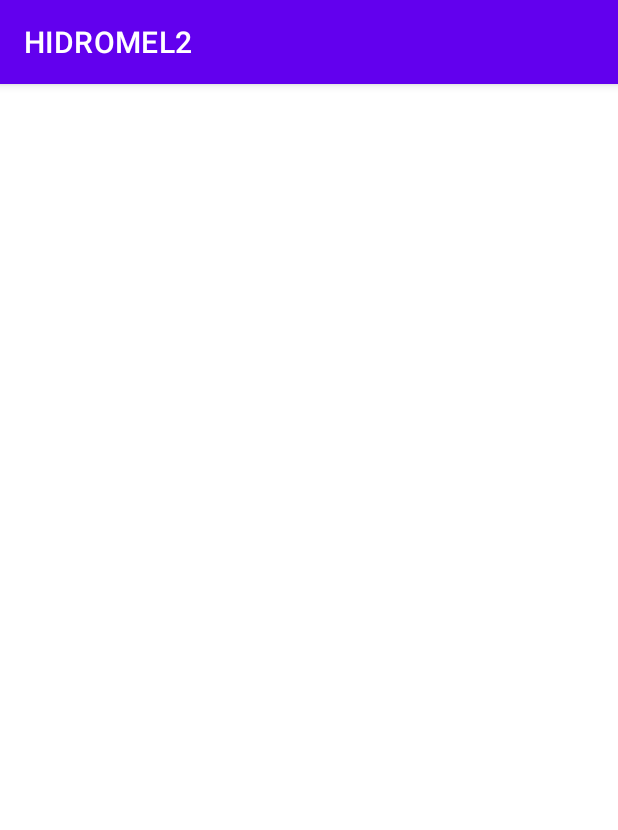
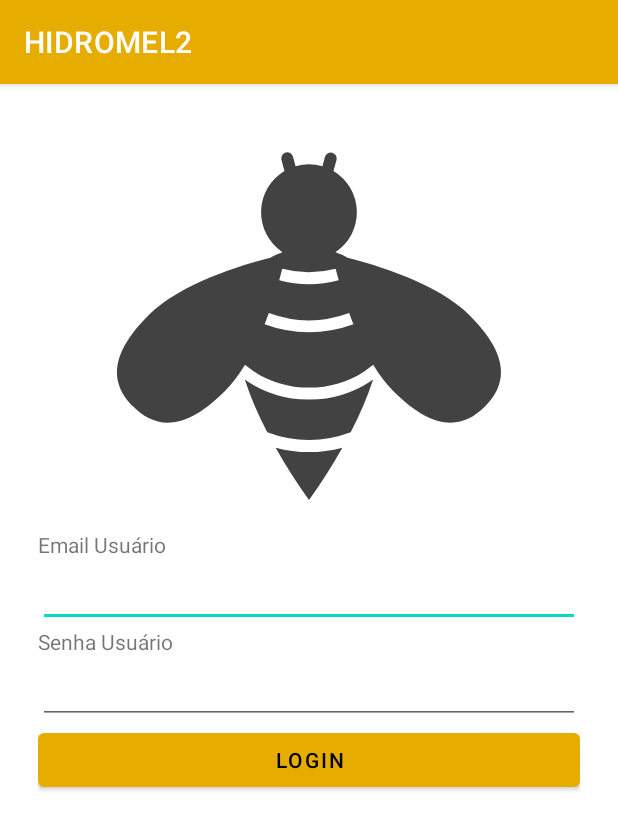
Before and after one commit to Edumarek123/Hidromel, an Android app: the screen it shows after launch (MainActivity), on a phone screen of 412 x 824 dp. Shown: the top 830 px of the screen. Run offline under Robolectric (Android 15) with nearby library versions, the light colour scheme and no system bars.

Commit message:
2 commit

```diff
--- /dev/null
+++ b/app/src/main/res/drawable/bee1.xml
@@ -0,0 +1,15 @@
+<vector xmlns:android="http://schemas.android.com/apk/res/android"
+    android:width="272dp"
+    android:height="272dp"
+    android:viewportWidth="272"
+    android:viewportHeight="272">
+  <path
+      android:pathData="M113.76,217.1A380,380 0,0 0,136 252a380,380 0,0 0,22.24 -34.9,86.13 86.13,0 0,1 -44.49,0Z"
+      android:fillColor="#424242"/>
+  <path
+      android:pathData="M136,185.06a73.27,73.27 0,0 1,-40.91 -12c-0.65,-0.44 -1.28,-0.89 -1.91,-1.35a226.59,226.59 0,0 0,15 35.17,77.62 77.62,0 0,0 55.58,0 226.59,226.59 0,0 0,15 -35.17c-0.63,0.46 -1.26,0.91 -1.91,1.35A73.27,73.27 0,0 1,136 185.06Z"
+      android:fillColor="#424242"/>
+  <path
+      android:pathData="M243,128.77c-21.09,-21.07 -62.13,-33.41 -81.24,-38.25a41.25,41.25 0,0 0,-8.11 -3.71,32 32,0 0,0 -1.32,-54.11L154.42,25A4,4 0,0 0,146.7 23l-1.75,6.51a32,32 0,0 0,-17.92 0L125.29,23A4,4 0,0 0,117.56 25l2.06,7.67a32,32 0,0 0,-1.31 54.1,41.24 41.24,0 0,0 -8.11,3.71C91.09,95.36 50.05,107.69 29,128.77c-28.07,28 -24.2,46.91 -10.16,60.93s32.92,17.89 61,-10.16a93.29,93.29 0,0 0,13.47 -17.67l4.65,3.39c0.55,0.4 1.1,0.8 1.67,1.18 10.15,6.85 23.08,10.62 36.43,10.62s26.28,-3.77 36.43,-10.62c0.56,-0.38 1.12,-0.78 1.67,-1.18l4.65,-3.39a93.29,93.29 0,0 0,13.47 17.67c28.07,28 47,24.18 61,10.16S271.11,156.81 243,128.77ZM155.81,105.58a78.45,78.45 0,0 1,-39.7 0c0.8,-2.86 1.48,-5.47 2.05,-7.75a69.84,69.84 0,0 0,35.6 0C154.37,100.1 155.05,102.71 155.85,105.57ZM136,140.1a84.94,84.94 0,0 1,-29.6 -5.29c1,-2.51 1.94,-5 2.82,-7.46a77.75,77.75 0,0 0,53.56 0c0.89,2.45 1.83,4.95 2.82,7.46A84.88,84.88 0,0 1,136 140.1Z"
+      android:fillColor="#424242"/>
+</vector>
--- a/app/src/main/res/layout/activity_main.xml
+++ b/app/src/main/res/layout/activity_main.xml
@@ -6,4 +6,54 @@
     android:layout_height="match_parent"
     tools:context=".MainActivity"
     tools:layout_editor_absoluteX="-3dp"
-    tools:layout_editor_absoluteY="76dp"/>
+    tools:layout_editor_absoluteY="76dp">
+
+    <LinearLayout
+        android:layout_width="match_parent"
+        android:layout_height="match_parent"
+        android:orientation="vertical"
+        android:padding="25dp"
+        tools:layout_editor_absoluteX="-16dp"
+        tools:layout_editor_absoluteY="-35dp">
+
+        <ImageView
+            android:id="@+id/imageView2"
+            android:layout_width="match_parent"
+            android:layout_height="wrap_content"
+            app:srcCompat="@drawable/bee1" />
+
+        <TextView
+            android:id="@+id/textView"
+            android:layout_width="match_parent"
+            android:layout_height="wrap_content"
+            android:text="Email Usuário" />
+
+        <EditText
+            android:id="@+id/editTextTextEmailAddress"
+            android:layout_width="match_parent"
+            android:layout_height="wrap_content"
+            android:ems="10"
+            android:inputType="textEmailAddress"
+            tools:ignore="TouchTargetSizeCheck" />
+
+        <TextView
+            android:id="@+id/textView2"
+            android:layout_width="match_parent"
+            android:layout_height="wrap_content"
+            android:text="Senha Usuário" />
+
+        <EditText
+            android:id="@+id/editTextTextPassword"
+            android:layout_width="match_parent"
+            android:layout_height="wrap_content"
+            android:ems="10"
+            android:inputType="textPassword" />
+
+        <Button
+            android:id="@+id/button"
+            android:layout_width="match_parent"
+            android:layout_height="wrap_content"
+            android:text="LOGIN" />
+
+    </LinearLayout>
+</androidx.constraintlayout.widget.ConstraintLayout>
--- a/app/src/main/res/values-night/themes.xml
+++ b/app/src/main/res/values-night/themes.xml
@@ -2,15 +2,15 @@
     <!-- Base application theme. -->
     <style name="Theme.HIDROMEL2" parent="Theme.MaterialComponents.DayNight.DarkActionBar">
         <!-- Primary brand color. -->
-        <item name="colorPrimary">@color/purple_200</item>
-        <item name="colorPrimaryVariant">@color/purple_700</item>
+        <item name="colorPrimary">#E6AC00</item>
+        <item name="colorPrimaryVariant">#E6AC00</item>
         <item name="colorOnPrimary">@color/black</item>
         <!-- Secondary brand color. -->
         <item name="colorSecondary">@color/teal_200</item>
         <item name="colorSecondaryVariant">@color/teal_200</item>
         <item name="colorOnSecondary">@color/black</item>
         <!-- Status bar color. -->
-        <item name="android:statusBarColor" tools:targetApi="l">?attr/colorPrimaryVariant</item>
+        <item name="android:statusBarColor" tools:targetApi="l">@color/black</item>
         <!-- Customize your theme here. -->
     </style>
 </resources>
--- a/app/src/main/res/values/themes.xml
+++ b/app/src/main/res/values/themes.xml
@@ -2,15 +2,15 @@
     <!-- Base application theme. -->
     <style name="Theme.HIDROMEL2" parent="Theme.MaterialComponents.DayNight.DarkActionBar">
         <!-- Primary brand color. -->
-        <item name="colorPrimary">@color/purple_500</item>
-        <item name="colorPrimaryVariant">@color/purple_700</item>
-        <item name="colorOnPrimary">@color/white</item>
+        <item name="colorPrimary">#E6AC00</item>
+        <item name="colorPrimaryVariant">#E6AC00</item>
+        <item name="colorOnPrimary">@color/black</item>
         <!-- Secondary brand color. -->
         <item name="colorSecondary">@color/teal_200</item>
-        <item name="colorSecondaryVariant">@color/teal_700</item>
+        <item name="colorSecondaryVariant">@color/teal_200</item>
         <item name="colorOnSecondary">@color/black</item>
         <!-- Status bar color. -->
-        <item name="android:statusBarColor" tools:targetApi="l">?attr/colorPrimaryVariant</item>
+        <item name="android:statusBarColor" tools:targetApi="l">@color/black</item>
         <!-- Customize your theme here. -->
     </style>
 </resources>
```
Also changed, not shown: 1 other file.
